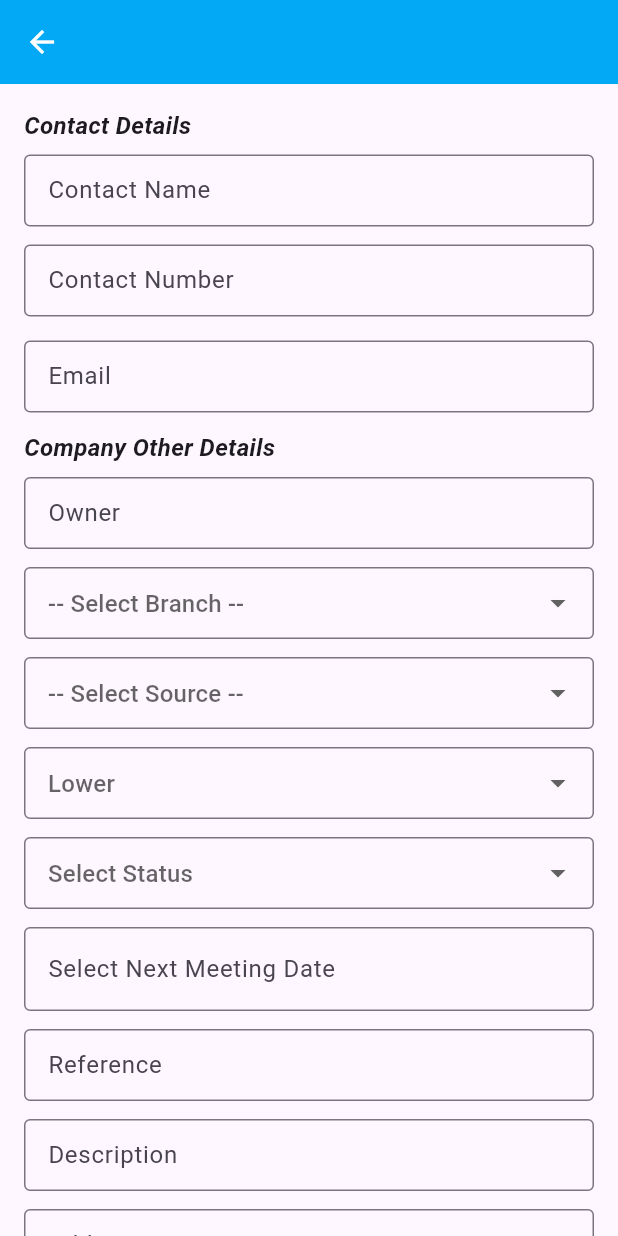
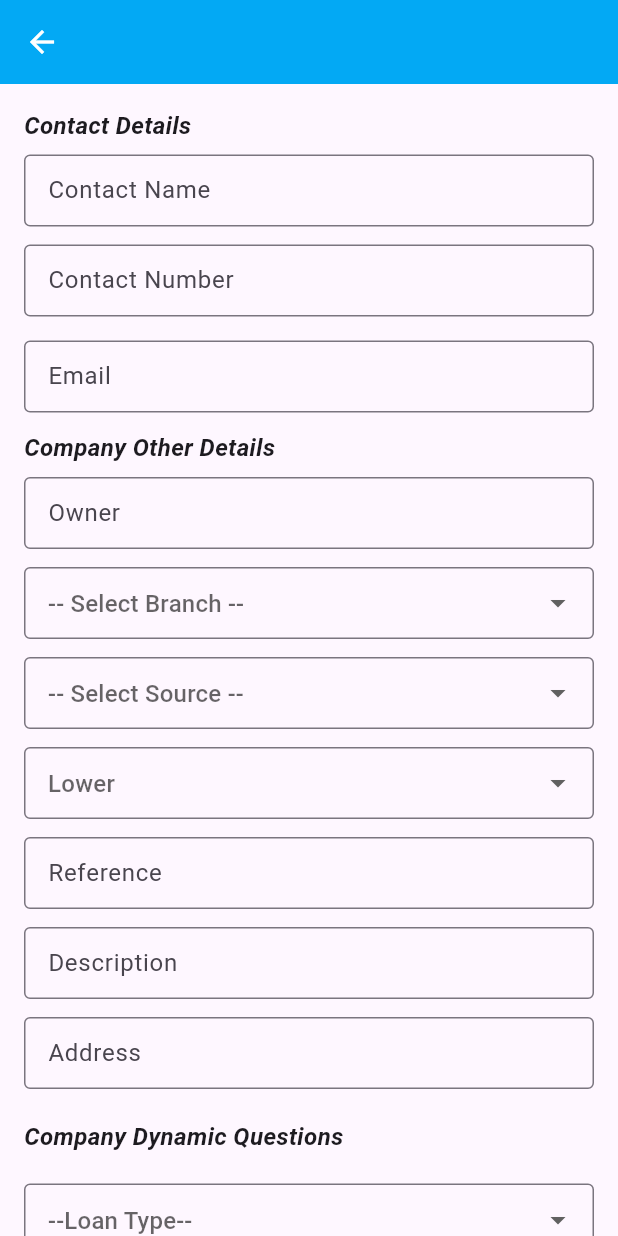
Before and after one commit to Himanshu2002Singh/capitalcarefull, a Flutter app: the AddLeadScreen screen opened directly with empty values, on a phone screen of 412 x 824 dp. Run offline on Flutter 3.47's test engine with Material 3 defaults, Android fonts, the phone set to English and light mode, and no system bars; our stand-ins replace file_picker, fl_chart, flutter_dotenv, flutter_secure_storage, font_awesome_flutter, image_picker and 1 more; missing offline and left inert: flutter_phone_direct_caller; accounts and stored records are empty.

Commit message:
history section frontend and backend

```diff
--- a/frontend/lib/controllers/providers/lead_provider.dart
+++ b/frontend/lib/controllers/providers/lead_provider.dart
@@ -1,12 +1,12 @@
-import 'package:capital_care/models/get_leads_model.dart';
+import 'package:capital_care/models/leads_model.dart';
 import 'package:capital_care/services/api_service.dart';
 import 'package:flutter/material.dart';
 
 class LeadProvider with ChangeNotifier {
-  List<GetLead> _leads = [];
+  List<Leads> _leads = [];
   bool _isLoading = false;
 
-  List<GetLead> get leads => _leads;
+  List<Leads> get leads => _leads;
   bool get isLoading => _isLoading;
 
   Future<void> fetchLeads() async {
@@ -26,5 +26,6 @@ class LeadProvider with ChangeNotifier {
 
   Future<void> addLead() async {
     await fetchLeads();
+    notifyListeners();
   }
 }
--- a/frontend/lib/models/add_leads_model.dart
+++ /dev/null
@@ -1,50 +0,0 @@
-class AddLeads {
-  final String person_id;
-  final String name;
-  final String number;
-  final String email;
-  final String owner;
-  final String branch;
-  final String source;
-  final String priority;
-  final String status;
-  final String next_meeting;
-  final String refrence;
-  var description;
-  var address;
-  final String loanType;
-
-  AddLeads({
-    required this.person_id,
-    required this.name,
-    required this.number,
-    required this.email,
-    required this.owner,
-    required this.branch,
-    required this.source,
-    required this.priority,
-    required this.status,
-    required this.next_meeting,
-    required this.refrence,
-    this.description,
-    this.address,
-    required this.loanType,
-  });
-
-  Map<String, dynamic> toJson() => {
-    "person_id": person_id,
-    "name": name,
-    "number": number,
-    "email": email,
-    "owner": owner,
-    "branch": branch,
-    "source": source,
-    "priority": priority,
-    "status": status,
-    "next_meeting": next_meeting,
-    "refrence": refrence,
-    "description": description,
-    "address": address,
-    "loan_type": loanType,
-  };
-}
--- a/frontend/lib/models/get_leads_model.dart
+++ /dev/null
@@ -1,55 +0,0 @@
-class GetLead {
-  final int lead_id;
-  final String name;
-  final String owner;
-  final String number;
-  final String description;
-  final String source;
-  final String priority;
-  final String status;
-  final String next_meeting;
-  final String createdAt;
-  final String est_budget;
-  final String email;
-  final String address;
-  final String refrence;
-  final String loanType;
-
-  GetLead({
-    required this.lead_id,
-    required this.name,
-    required this.owner,
-    required this.source,
-    required this.createdAt,
-    required this.priority,
-    required this.number,
-    required this.status,
-    required this.description,
-    required this.next_meeting,
-    required this.est_budget,
-    required this.address,
-    required this.email,
-    required this.refrence,
-    required this.loanType,
-  });
-
-  factory GetLead.fromJson(Map<String, dynamic> json) {
-    return GetLead(
-      lead_id: json['lead_id'],
-      name: json['name'] ?? "",
-      number: json['number'] ?? "1",
-      owner: json['owner'] ?? "",
-      source: json['source'] ?? "",
-      createdAt: json['createdAt'] ?? "",
-      priority: json['priority'] ?? "",
-      status: json['status'] ?? "Fresh lead",
-      description: json['description'] ?? "",
-      next_meeting: json['next_meeting'] ?? "",
-      est_budget: json['est_budget'] ?? "",
-      address: json['address'] ?? "",
-      email: json['email'] ?? "",
-      refrence: json['refrence'],
-      loanType: json['loan_type'],
-    );
-  }
-}
--- /dev/null
+++ b/frontend/lib/models/history_model.dart
@@ -0,0 +1,40 @@
+class History {
+  final history_id;
+  final lead_id;
+  final owner;
+  final next_meeting;
+  final status;
+  final remark;
+  final createdAt;
+
+  History({
+    this.history_id,
+    this.lead_id,
+    this.owner,
+    this.next_meeting,
+    this.status,
+    this.remark,
+    this.createdAt,
+  });
+
+  Map<String, dynamic> toJson() {
+    final Map<String, dynamic> json = {};
+    if (lead_id != null) json["lead_id"] = lead_id;
+    if (owner != null) json["owner"] = owner;
+    if (owner != null) json["next_meeting"] = next_meeting;
+    if (status != null) json["status"] = status;
+    if (remark != null) json["remark"] = remark;
+    return json;
+  }
+
+  factory History.fromJson(Map<String, dynamic> json) {
+    return History(
+      lead_id: json['lead_id'],
+      owner: json["owner"] ?? "",
+      next_meeting: json["next_meeting"] ?? "",
+      status: json["status"] ?? "",
+      remark: json["remark"] ?? "",
+      createdAt: json["createdAt"] ?? "",
+    );
+  }
+}
--- /dev/null
+++ b/frontend/lib/models/leads_model.dart
@@ -0,0 +1,82 @@
+class Leads {
+  final lead_id;
+  final person_id;
+  final name;
+  final number;
+  final email;
+  final owner;
+  final branch;
+  final source;
+  final priority;
+  final status;
+  final next_meeting;
+  final refrence;
+  final description;
+  final address;
+  final loanType;
+  final est_budget;
+  final remark;
+  final createdAt;
+
+  Leads({
+    this.lead_id,
+    this.person_id,
+    this.name,
+    this.number,
+    this.email,
+    this.owner,
+    this.branch,
+    this.source,
+    this.priority,
+    this.status,
+    this.next_meeting,
+    this.refrence,
+    this.description,
+    this.address,
+    this.loanType,
+    this.est_budget,
+    this.remark,
+    this.createdAt,
+  });
+
+  Map<String, dynamic> toJson() {
+    final Map<String, dynamic> json = {};
+    if (person_id != null) json["person_id"] = person_id;
+    if (name != null) json["name"] = name;
+    if (number != null) json["number"] = number;
+    if (email != null) json["email"] = email;
+    if (owner != null) json["owner"] = owner;
+    if (branch != null) json["branch"] = branch;
+    if (source != null) json["source"] = source;
+    if (priority != null) json["priority"] = priority;
+    if (status != null) json["status"] = status;
+    if (next_meeting != null) json["next_meeting"] = next_meeting;
+    if (refrence != null) json["refrence"] = refrence;
+    if (description != null) json["description"] = description;
+    if (address != null) json["address"] = address;
+    if (loanType != null) json["loan_type"] = loanType;
+    if (est_budget != null) json["est_budget"] = est_budget;
+    if (remark != null) json["remark"] = remark;
+    return json;
+  }
+
+  factory Leads.fromJson(Map<String, dynamic> json) {
+    return Leads(
+      lead_id: json['lead_id'],
+      name: json['name'] ?? "",
+      number: json['number'] ?? "1",
+      owner: json['owner'] ?? "",
+      source: json['source'] ?? "",
+      createdAt: json['createdAt'] ?? "",
+      priority: json['priority'] ?? "",
+      status: json['status'] ?? "Fresh lead",
+      description: json['description'] ?? "",
+      next_meeting: json['next_meeting'] ?? "",
+      est_budget: json['est_budget'] ?? "",
+      address: json['address'] ?? "",
+      email: json['email'] ?? "",
+      refrence: json['refrence'],
+      loanType: json['loan_type'],
+    );
+  }
+}
--- a/frontend/lib/models/update_lead_model.dart
+++ /dev/null
@@ -1,23 +0,0 @@
-class UpdateLead {
-  final String status;
-  final String priority;
-  final String nextMeeting;
-  final String estBudget;
-  final String remark;
-
-  UpdateLead({
-    required this.status,
-    required this.priority,
-    required this.nextMeeting,
-    required this.estBudget,
-    required this.remark,
-  });
-
-  Map<String, dynamic> toJson() => {
-    "status": status,
-    "priority": priority,
-    "next_meeting": nextMeeting,
-    "est_budget": estBudget,
-    "remark": remark,
-  };
-}
--- a/frontend/lib/views/screens/leads/add_lead_screen.dart
+++ b/frontend/lib/views/screens/leads/add_lead_screen.dart
@@ -1,7 +1,7 @@
 import 'dart:io';
-
 import 'package:capital_care/controllers/providers/lead_provider.dart';
-import 'package:capital_care/models/add_leads_model.dart';
+import 'package:capital_care/models/history_model.dart';
+import 'package:capital_care/models/leads_model.dart';
 import 'package:capital_care/services/api_service.dart';
 import 'package:capital_care/theme/appcolors.dart';
 import 'package:capital_care/views/widgets/custom_button.dart';
@@ -14,6 +14,7 @@ class AddLeadScreen extends StatefulWidget {
   String userId;
   String userName;
   final title;
+  final lead_id;
   var contactName;
   var contactNumber;
   var email;
@@ -31,6 +32,7 @@ class AddLeadScreen extends StatefulWidget {
     required this.title,
     required this.userId,
     required this.userName,
+    this.lead_id,
     this.contactName,
     this.contactNumber,
     this.email,
@@ -100,7 +102,6 @@ class _AddLeadScreenState extends State<AddLeadScreen> {
     "User Car Loan",
     "Business Loan",
     "Personal Loan",
-    "Personal Loan",
     "Other",
   ];
 
@@ -111,7 +112,7 @@ class _AddLeadScreenState extends State<AddLeadScreen> {
         context,
       ).showSnackBar(SnackBar(content: Text("Name and Number can't be null")));
     } else {
-      AddLeads lead = AddLeads(
+      Leads lead = Leads(
         person_id: widget.userId,
         name: contactNameController.text,
         number: contactNumberController.text,
@@ -128,13 +129,36 @@ class _AddLeadScreenState extends State<AddLeadScreen> {
         loanType: loanTypeController.text,
       );
 
-      bool success = await ApiService.addLead(lead);
+      bool success1 =
+          widget.title == "Add Lead"
+              ? await ApiService.addLead(lead)
+              : await ApiService.updateLead(widget.lead_id, lead);
+
       Provider.of<LeadProvider>(context, listen: false).addLead();
       ScaffoldMessenger.of(
         context,
-      ).showSnackBar(SnackBar(content: Text(success ? "success" : "Error")));
+      ).showSnackBar(SnackBar(content: Text(success1 ? "success" : "Error")));
       Navigator.pop(context);
     }
+  }
+
+  void handleSubmission2() async {
+    List<Leads> leads = Provider.of<LeadProvider>(context, listen: false).leads;
+
+    History newHistory = History(
+      lead_id: leads[leads.length - 1].lead_id + 1,
+      owner: ownerController.text,
+      next_meeting: nextMeetingTimeController.text,
+      status: statusController.text,
+    );
+    bool success2 =
+        widget.title == "Add Lead"
+            ? await ApiService.addHistory(newHistory)
+            : true;
+
+    ScaffoldMessenger.of(
+      context,
+    ).showSnackBar(SnackBar(content: Text(success2 ? "success2" : "Error2")));
   }
 
   @override
@@ -238,6 +262,7 @@ class _AddLeadScreenState extends State<AddLeadScreen> {
               },
             ),
             const SizedBox(height: 12),
+            if (widget.title == "Add Lead")
               CustomDropdown(
                 hint: widget.status == null ? "Select Status" : widget.status,
                 options: statusOptions,
@@ -247,7 +272,9 @@ class _AddLeadScreenState extends State<AddLeadScreen> {
                   });
                 },
               ),
-            const SizedBox(height: 12),
+            if (widget.title == "Add Lead") const SizedBox(height: 12),
+
+            if (widget.title == "Add Lead")
               if (statusController.text != "No Requirement")
                 GestureDetector(
                   onTap: () async {
@@ -275,7 +302,9 @@ class _AddLeadScreenState extends State<AddLeadScreen> {
                     ),
                   ),
                 ),
-            if (statusController.text != "No Requirement") SizedBox(height: 12),
+            if (widget.title == "Add Lead")
+              if (statusController.text != "No Requirement")
+                SizedBox(height: 12),
             CustomTextField(hint: "Reference", controller: referenceController),
             const SizedBox(height: 12),
             CustomTextField(
@@ -348,6 +377,7 @@ class _AddLeadScreenState extends State<AddLeadScreen> {
               text: "Add Lead",
               onPressed: () {
                 handleSubmit();
+                handleSubmission2();
               },
             ),
           ],
--- a/frontend/lib/views/screens/leads/leads_screen.dart
+++ b/frontend/lib/views/screens/leads/leads_screen.dart
@@ -25,7 +25,7 @@ class _LeadsScreenState extends State<LeadsScreen> {
 
   @override
   Widget build(BuildContext context) {
-    final leadProvider = Provider.of<LeadProvider>(context);
+    final leadProvider = Provider.of<LeadProvider>(context, listen: true);
     final leads = leadProvider.leads;
     final isLoading = leadProvider.isLoading;
 
--- a/frontend/pubspec.yaml
+++ b/frontend/pubspec.yaml
@@ -46,6 +46,7 @@ dependencies:
   provider: ^6.1.5
   flutter_secure_storage: ^8.0.0
   flutter_dotenv: ^5.2.1
+  intl: ^0.20.2
 
 dev_dependencies:
   flutter_test:
```
Also changed, not shown: frontend/lib/services/api_service.dart (+45 -24 lines), frontend/lib/views/screens/call_details_screen.dart (+26 -9 lines), frontend/lib/views/screens/leads/lead_details_screen.dart (+60 -42 lines), frontend/pubspec.lock, 5 other files. Lines whose indentation alone changed are shown as unchanged.
